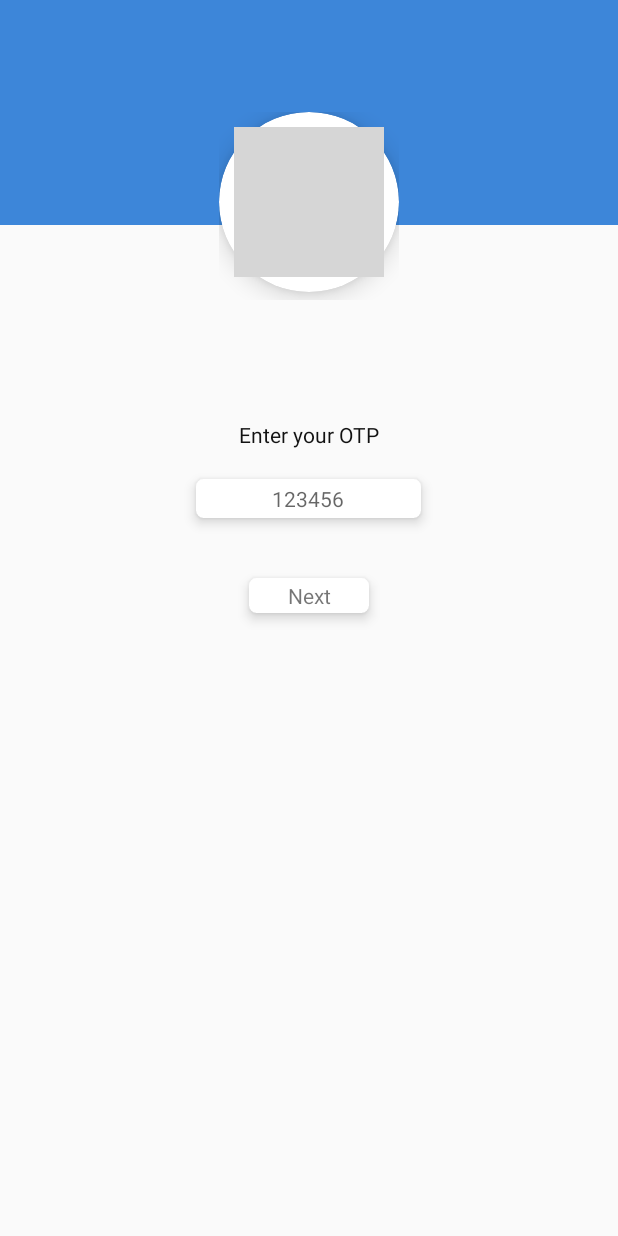
After one commit to manitk12/FrontPage, an Android app: the layout forget_password.xml on its own in the app's theme, with its tools: preview values and no code run, on a phone screen of 412 x 824 dp. The commit adds this screen. Run offline under Robolectric (Android 15) with nearby library versions, the phone set to English and light mode, and no system bars; grey boxes are pictures that could not be loaded.

Commit message:
design a Xml  forget_ password.Xml  andforget_ New_Password.Xml  with the use of  CardView

```diff
--- a/app/src/main/AndroidManifest.xml
+++ b/app/src/main/AndroidManifest.xml
@@ -9,7 +9,7 @@
         android:roundIcon="@mipmap/ic_launcher_round"
         android:supportsRtl="true"
         android:theme="@style/AppTheme">
-        <activity android:name=".MainActivity">
+        <activity android:name=".Forget_password">
             <intent-filter>
                 <action android:name="android.intent.action.MAIN" />
 
@@ -17,7 +17,9 @@
             </intent-filter>
         </activity>
         <activity android:name=".Main3Activity" />
-        <activity android:name=".Main2Activity"></activity>
+        <activity android:name=".Main2Activity" />
+        <activity android:name=".MainActivity" />
+        <activity android:name=".Forget_New_Password"></activity>
     </application>
 
 </manifest>
--- a/app/src/main/java/com/grademojo/frontpage/MainActivity.java
+++ b/app/src/main/java/com/grademojo/frontpage/MainActivity.java
@@ -29,7 +29,7 @@ public class MainActivity extends AppCompatActivity {
     @Override
     protected void onCreate(Bundle savedInstanceState) {
         super.onCreate(savedInstanceState);
-        setContentView(R.layout.activity_main);
+        setContentView(R.layout.forget_password);
 
 
 
--- a/app/src/main/res/layout/activity_main2.xml
+++ b/app/src/main/res/layout/activity_main2.xml
@@ -196,7 +196,7 @@
             android:layout_width="wrap_content"
             android:layout_height="wrap_content"
             android:textColor="@color/white"
-            android:text="Forget Password?"
+            android:text="Forget Password ?"
 
             />
 
--- /dev/null
+++ b/app/src/main/res/layout/forget_password.xml
@@ -0,0 +1,125 @@
+<?xml version="1.0" encoding="utf-8"?>
+<LinearLayout xmlns:android="http://schemas.android.com/apk/res/android"
+    xmlns:app="http://schemas.android.com/apk/res-auto"
+    android:orientation="vertical"
+    android:layout_width="match_parent"
+    android:gravity="center_horizontal"
+    android:layout_height="match_parent">
+
+    <FrameLayout
+        android:layout_width="match_parent"
+        android:layout_height="200dp"
+        >
+        <FrameLayout
+            android:layout_width="match_parent"
+            android:layout_marginBottom="50dp"
+            android:background="#3d86d9"
+            android:layout_height="match_parent">
+
+        </FrameLayout>
+
+        <FrameLayout
+            android:layout_width="wrap_content"
+            android:layout_height="wrap_content"
+            android:layout_gravity="bottom|center_horizontal"
+            >
+
+
+            <android.support.v7.widget.CardView
+                android:id="@+id/cardParent"
+                android:layout_width="wrap_content"
+                android:layout_height="wrap_content"
+                app:cardCornerRadius="60dp"
+                app:cardElevation="10dp"
+                android:layout_marginBottom="5dp"
+
+
+                >
+
+                <ImageView
+                    android:layout_width="100dp"
+                    android:layout_height="100dp"
+                    android:layout_margin="10dp"
+                    android:background="@drawable/teacher"
+
+
+                    />
+
+            </android.support.v7.widget.CardView>
+
+        </FrameLayout>
+
+    </FrameLayout>
+
+    <TextView
+        android:layout_width="wrap_content"
+        android:layout_height="wrap_content"
+        android:layout_marginTop="80dp"
+        android:text="Enter your OTP"
+        android:textColor="#121212"
+        android:textSize="14sp"
+        android:layout_marginBottom="20dp"
+
+
+        />
+
+
+
+    <android.support.v7.widget.CardView
+        android:id="@+id/cardTeacher"
+        android:layout_width="wrap_content"
+        android:layout_height="wrap_content"
+        app:cardCornerRadius="5dp"
+        app:cardBackgroundColor="@color/white"
+        app:cardElevation="5dp"
+
+
+        >
+
+        <EditText
+            android:layout_width="150dp"
+            android:layout_height="wrap_content"
+            android:background="#00000000"
+            android:hint="123456"
+            android:textSize="14dp"
+            android:gravity="center"
+            android:paddingTop="3dp"
+            android:paddingBottom="3dp"
+
+            />
+
+
+        </android.support.v7.widget.CardView>
+
+
+
+    <android.support.v7.widget.CardView
+        android:id="@+id/cardTeacher1"
+        android:layout_width="wrap_content"
+        android:layout_height="wrap_content"
+        app:cardCornerRadius="5dp"
+        app:cardBackgroundColor="@color/white"
+        app:cardElevation="5dp"
+        android:layout_marginTop="40dp"
+
+        >
+
+        <TextView
+            android:layout_width="80dp"
+            android:layout_height="wrap_content"
+            android:background="#00000000"
+            android:text="Next"
+            android:gravity="center"
+            android:paddingTop="2dp"
+            android:paddingBottom="2dp"
+
+            />
+
+
+    </android.support.v7.widget.CardView>
+
+
+
+
+
+</LinearLayout>
```
Also changed, not shown: app/src/main/java/com/grademojo/frontpage/Forget_New_Password.java (added, +13 -0 lines), app/src/main/java/com/grademojo/frontpage/Forget_password.java (added, +13 -0 lines), app/src/main/res/layout/activity_forget__new__password.xml (added, +241 -0 lines), app/src/main/res/layout/activity_forget_password.xml (added, +205 -0 lines).
